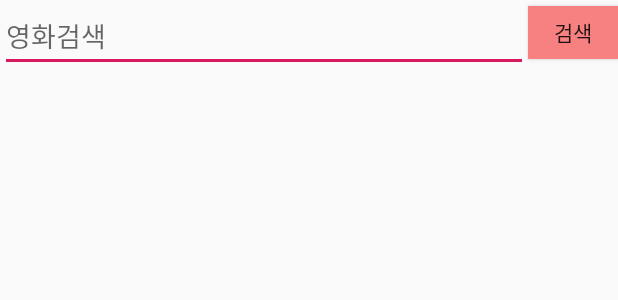
After one commit to dkss7413/MovieRecommend, an Android app: the layout fragment_search.xml on its own in the app's theme, with its tools: preview values and no code run, on a phone screen of 412 x 824 dp. The commit adds this screen. Shown: the top 300 px of the screen. Run offline under Robolectric (Android 15) with nearby library versions, the phone set to English and light mode, and no system bars.

Commit message:
Search Fragment 구현

```diff
--- a/app/src/main/AndroidManifest.xml
+++ b/app/src/main/AndroidManifest.xml
@@ -1,7 +1,7 @@
 <?xml version="1.0" encoding="utf-8"?>
 <manifest xmlns:android="http://schemas.android.com/apk/res/android"
     package="com.example.movierecommender">
-
+    <uses-permission android:name="android.permission.INTERNET"/>
     <application
         android:allowBackup="true"
         android:icon="@mipmap/ic_launcher"
--- a/app/src/main/java/com/example/movierecommender/CommunityFragment.kt
+++ b/app/src/main/java/com/example/movierecommender/fragments/CommunityFragment.kt
@@ -1,10 +1,11 @@
-package com.example.movierecommender
+package com.example.movierecommender.fragments
 
 import android.os.Bundle
 import android.view.LayoutInflater
 import android.view.View
 import android.view.ViewGroup
 import androidx.fragment.app.Fragment
+import com.example.movierecommender.R
 
 class CommunityFragment:Fragment(){
     override fun onCreate(savedInstanceState: Bundle?) {
@@ -16,7 +17,6 @@ class CommunityFragment:Fragment(){
         container: ViewGroup?,
         savedInstanceState: Bundle?
     ): View? {
-        val view = inflater.inflate(R.layout.fragment_community, container, false)
-        return view
+        return inflater.inflate(R.layout.fragment_community, container, false)
     }
 }
--- a/app/src/main/java/com/example/movierecommender/HomeFragment.kt
+++ b/app/src/main/java/com/example/movierecommender/fragments/HomeFragment.kt
@@ -1,10 +1,11 @@
-package com.example.movierecommender
+package com.example.movierecommender.fragments
 
 import android.os.Bundle
 import android.view.LayoutInflater
 import android.view.View
 import android.view.ViewGroup
 import androidx.fragment.app.Fragment
+import com.example.movierecommender.R
 
 class HomeFragment: Fragment(){
     override fun onCreate(savedInstanceState: Bundle?) {
@@ -16,7 +17,6 @@ class HomeFragment: Fragment(){
         container: ViewGroup?,
         savedInstanceState: Bundle?
     ): View? {
-        val view = inflater.inflate(R.layout.fragment_home, container, false)
-        return view
+        return inflater.inflate(R.layout.fragment_home, container, false)
     }
 }
--- a/app/src/main/java/com/example/movierecommender/MypageFrament.kt
+++ b/app/src/main/java/com/example/movierecommender/fragments/MypageFrament.kt
@@ -1,10 +1,11 @@
-package com.example.movierecommender
+package com.example.movierecommender.fragments
 
 import android.os.Bundle
 import android.view.LayoutInflater
 import android.view.View
 import android.view.ViewGroup
 import androidx.fragment.app.Fragment
+import com.example.movierecommender.R
 
 class MypageFrament:Fragment(){
     override fun onCreate(savedInstanceState: Bundle?) {
@@ -16,7 +17,6 @@ class MypageFrament:Fragment(){
         container: ViewGroup?,
         savedInstanceState: Bundle?
     ): View? {
-        val view = inflater.inflate(R.layout.fragment_mypage, container, false)
-        return view
+        return inflater.inflate(R.layout.fragment_mypage, container, false)
     }
 }
--- /dev/null
+++ b/app/src/main/java/com/example/movierecommender/models/MovieModel.kt
@@ -0,0 +1,3 @@
+package com.example.movierecommender.models
+
+class MovieModel(var total: Int, var start: Int, var display: Int, var items: List<MovieModelItem>)
--- /dev/null
+++ b/app/src/main/java/com/example/movierecommender/models/MovieModelItem.kt
@@ -0,0 +1,6 @@
+package com.example.movierecommender.models
+
+class MovieModelItem(
+    var title: String, var link: String, var image: String, var subtitle: String, var pubDate: String,
+    var director: String, var actor: String, var userRating:String
+)
--- /dev/null
+++ b/app/src/main/res/drawable/button_selector.xml
@@ -0,0 +1,8 @@
+<?xml version="1.0" encoding="utf-8"?>
+<selector xmlns:android="http://schemas.android.com/apk/res/android">
+    <item>
+        <shape android:shape="rectangle">
+            <solid android:color="@color/colorPrimary"/>
+        </shape>
+    </item>
+</selector>
--- a/app/src/main/res/layout/fragment_home.xml
+++ b/app/src/main/res/layout/fragment_home.xml
@@ -5,8 +5,7 @@
 
     <TextView
         android:id="@+id/textView"
-        android:layout_width="wrap_content"
+        android:layout_width="match_parent"
         android:layout_height="wrap_content"
-        android:layout_gravity="center"
-        android:text="home" />
+        android:text="TextView" />
 </LinearLayout>
--- /dev/null
+++ b/app/src/main/res/layout/fragment_search.xml
@@ -0,0 +1,41 @@
+<?xml version="1.0" encoding="utf-8"?>
+<androidx.constraintlayout.widget.ConstraintLayout xmlns:android="http://schemas.android.com/apk/res/android"
+    xmlns:tools="http://schemas.android.com/tools"
+    android:layout_width="match_parent"
+    android:layout_height="match_parent"
+    xmlns:app="http://schemas.android.com/apk/res-auto"
+    android:orientation="vertical">
+
+    <EditText
+        android:id="@+id/searchText"
+        android:layout_width="0dp"
+        android:layout_height="wrap_content"
+        android:hint="영화검색"
+        android:imeOptions="actionSearch"
+        android:inputType="textPersonName"
+        android:textSize="18sp"
+        app:layout_constraintHorizontal_weight="1"
+        app:layout_constraintLeft_toLeftOf="parent"
+        app:layout_constraintRight_toLeftOf="@id/searchButton"
+        app:layout_constraintTop_toTopOf="parent" />
+
+    <Button
+        android:id="@+id/searchButton"
+        android:layout_width="60dp"
+        android:layout_height="35dp"
+        android:background="@drawable/button_selector"
+        android:text="검색"
+        app:layout_constraintBottom_toTopOf="@id/searchView"
+        app:layout_constraintRight_toRightOf="parent"
+        app:layout_constraintTop_toTopOf="parent"
+        app:layout_constraintVertical_bias="0.3" />
+
+    <androidx.recyclerview.widget.RecyclerView
+        android:id="@+id/searchView"
+        android:layout_width="match_parent"
+        android:layout_height="0dp"
+        app:layout_constraintVertical_weight="1"
+        app:layout_constraintTop_toBottomOf="@id/searchText"
+        app:layout_constraintBottom_toBottomOf="parent"/>
+
+</androidx.constraintlayout.widget.ConstraintLayout>
```
Also changed, not shown: app/build.gradle (+12 -0 lines), app/src/main/java/com/example/movierecommender/MainActivity.kt (+19 -18 lines), app/src/main/java/com/example/movierecommender/RetrofitService.kt (added, +23 -0 lines), app/src/main/java/com/example/movierecommender/adapters/SearchListAdapter.kt (added, +77 -0 lines), app/src/main/java/com/example/movierecommender/fragments/SearchFragment.kt (added, +75 -0 lines), app/src/main/res/layout/activity_main.xml (+11 -10 lines), app/src/main/res/layout/search_item.xml (added, +86 -0 lines), app/src/main/res/menu/menu_bottom.xml (+6 -1 lines), app/src/main/res/drawable-v24/icon_mypage.png, app/src/main/res/drawable-v24/icon_search.png (added), app/src/main/res/drawable/error_image.png (added).
